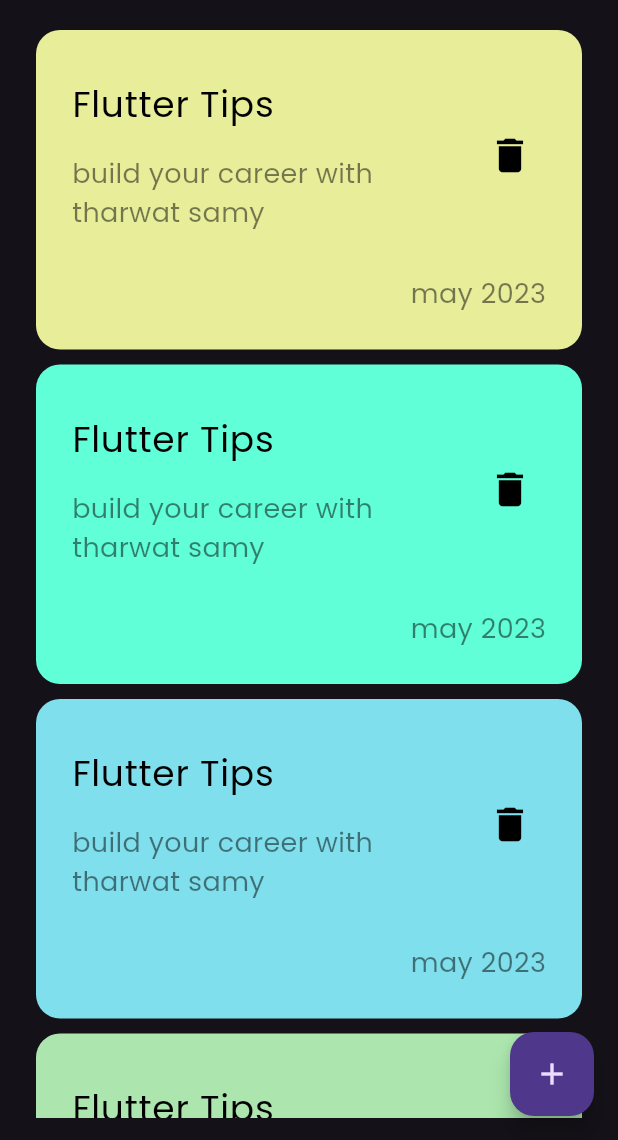
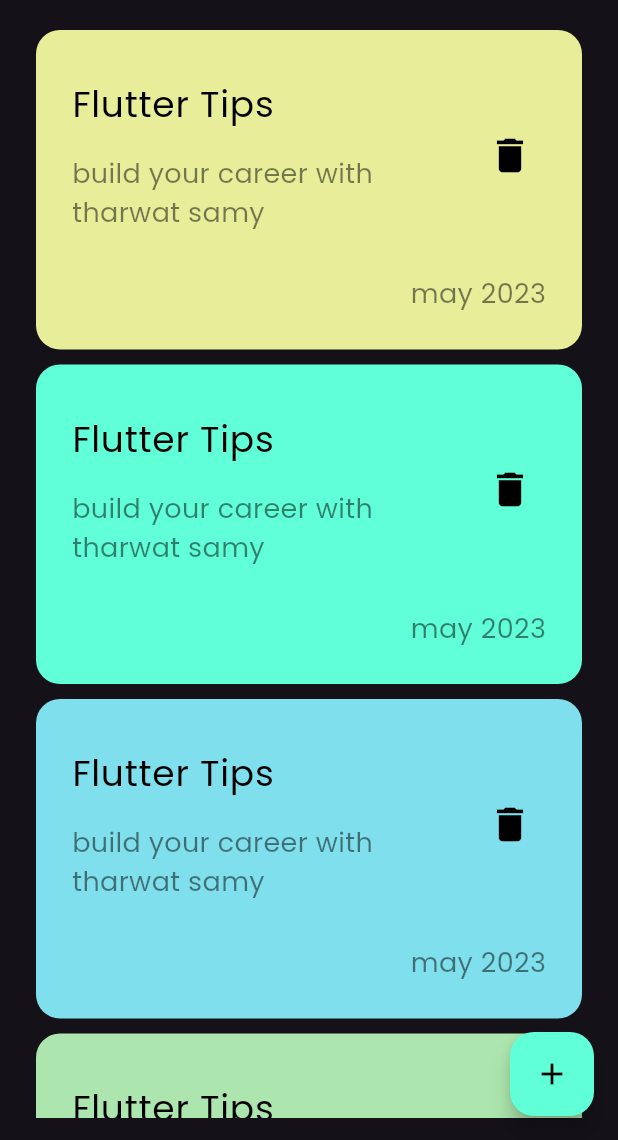
Before and after one commit to 01273904861/notes_app, a Flutter app: the screen it shows after launch, on a phone screen of 412 x 824 dp, the part 96-1236 px from its top. Run offline on Flutter 3.47's test engine with Material 3 defaults, Android fonts, the phone set to English and light mode, and no system bars.

Commit message:
create edit note view

```diff
--- a/lib/views/notes_view.dart
+++ b/lib/views/notes_view.dart
@@ -1,4 +1,6 @@
 import 'package:flutter/material.dart';
+import 'package:notes_app/constats.dart';
+import 'package:notes_app/views/edit_view.dart';
 import 'package:notes_app/views/notes_body.dart';
 import 'package:notes_app/widgets/add_notes_modalbottomsheet.dart';
 
@@ -10,13 +12,18 @@ class NotesView extends StatelessWidget {
   @override
   Widget build(BuildContext context) {
     return MaterialApp(
+      routes: {
+        EditView.id :(context) => EditView(),
+      },
       debugShowCheckedModeBanner: false,
       theme: ThemeData(
         fontFamily: 'poppins',
         brightness: Brightness.dark,
       ),
-        home:  Scaffold(
+      home: Scaffold(
+
         floatingActionButton: FloatingActionButton(
+          backgroundColor: kPrimaryColor,
           onPressed: () {
             showModalBottomSheet(
               shape: RoundedRectangleBorder(
@@ -27,12 +34,16 @@ class NotesView extends StatelessWidget {
               ),
               context: context,
               builder: (BuildContext context) {
-                    return AddNoteModalBottomSheet();
+                return const AddNoteModalBottomSheet();
               },
             );
           },
-              child: Icon(Icons.add),
+          child: Icon(
+            Icons.add,
+            color: Colors.black,
           ),
+        ),
+
         body: NotesViewBody(),
       ),
     );
--- a/lib/widgets/custom_note_item.dart
+++ b/lib/widgets/custom_note_item.dart
@@ -1,11 +1,22 @@
 import 'package:flutter/material.dart';
+import 'package:notes_app/views/edit_view.dart';
 
 class CustomNoteItem extends StatelessWidget {
   const CustomNoteItem({super.key, required this.color});
   final Color color;
   @override
   Widget build(BuildContext context) {
-    return Container(
+    return GestureDetector(
+      onTap: () {
+        Navigator.of(context).push(
+          MaterialPageRoute(
+            builder: (context) {
+              return EditView();
+            },
+          ),
+        );
+      },
+      child: Container(
         margin: const EdgeInsets.symmetric(vertical: 5),
         padding: const EdgeInsets.all(24),
         decoration: BoxDecoration(
@@ -35,9 +46,7 @@ class CustomNoteItem extends StatelessWidget {
                 ),
               ),
               trailing: IconButton(
-              onPressed: () {
-
-              },
+                onPressed: () {},
                 icon: const Icon(
                   Icons.delete,
                   size: 30,
@@ -56,6 +65,7 @@ class CustomNoteItem extends StatelessWidget {
               ),
             ),
           ],
+        ),
       ),
     );
   }
```
Also changed, not shown: lib/views/edit_view.dart (added, +15 -0 lines), lib/widgets/edit_view_body.dart (added, +27 -0 lines). Lines whose indentation alone changed are shown as unchanged.
